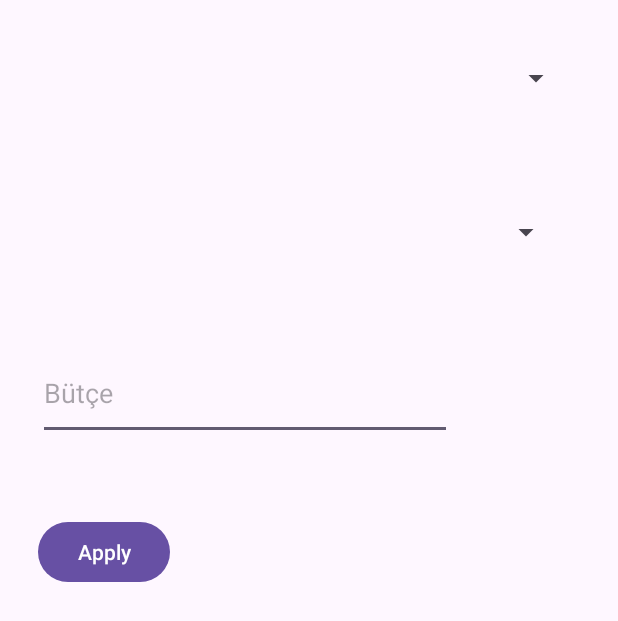
After one commit to baranselklnc/filter-purchase-app, an Android app: the layout filter_page.xml on its own in the app's theme, with its tools: preview values and no code run, on a phone screen of 412 x 824 dp. The commit adds this screen. Shown: the top 621 px of the screen. Run offline under Robolectric (Android 15) with nearby library versions, the light colour scheme and no system bars.

Commit message:
Filter modal was worked

```diff
--- a/app/src/main/res/layout/activity_main.xml
+++ b/app/src/main/res/layout/activity_main.xml
@@ -45,10 +45,10 @@
         app:spanCount="3" />
 
     <ImageButton
-        android:id="@+id/imageButton"
+        android:id="@+id/filterButton"
         android:layout_width="55dp"
         android:layout_height="33dp"
-        android:background="@drawable/filterr"
+        android:background="@drawable/filter"
         android:contentDescription="@string/filter"
         android:scaleType="center"
         app:layout_constraintBottom_toBottomOf="parent"
--- /dev/null
+++ b/app/src/main/res/layout/filter_page.xml
@@ -0,0 +1,60 @@
+<?xml version="1.0" encoding="utf-8"?>
+<LinearLayout
+    xmlns:android="http://schemas.android.com/apk/res/android"
+    xmlns:app="http://schemas.android.com/apk/res-auto"
+    xmlns:tools="http://schemas.android.com/tools"
+    android:layout_width="match_parent"
+    android:layout_height="match_parent"
+    android:orientation="vertical">
+
+    <Spinner
+        android:id="@+id/spinnerBrand"
+        android:layout_width="356dp"
+        android:layout_height="53dp"
+        android:layout_margin="25dp"
+        app:layout_constraintBottom_toBottomOf="parent"
+        app:layout_constraintEnd_toEndOf="parent"
+        app:layout_constraintHorizontal_bias="0.493"
+        app:layout_constraintStart_toStartOf="parent"
+        app:layout_constraintTop_toTopOf="parent"
+        app:layout_constraintVertical_bias="0.073" />
+
+    <Spinner
+        android:id="@+id/spinnerModel"
+        android:layout_width="349dp"
+        android:layout_height="51dp"
+        app:layout_constraintBottom_toBottomOf="parent"
+        app:layout_constraintEnd_toEndOf="parent"
+        app:layout_constraintStart_toStartOf="parent"
+        app:layout_constraintTop_toTopOf="parent"
+        app:layout_constraintVertical_bias="0.263"
+        android:layout_margin="25dp"/>
+
+    <EditText
+        android:id="@+id/priceFiltterEditText"
+        android:layout_width="276dp"
+        android:layout_height="62dp"
+        android:layout_margin="25dp"
+        android:ems="10"
+        android:hint="@string/butce"
+        android:inputType="number"
+        app:layout_constraintBottom_toBottomOf="parent"
+        app:layout_constraintEnd_toEndOf="parent"
+        app:layout_constraintHorizontal_bias="0.496"
+        app:layout_constraintStart_toStartOf="parent"
+        app:layout_constraintTop_toTopOf="parent"
+        app:layout_constraintVertical_bias="0.409" />
+
+    <Button
+        android:id="@+id/filterApplyButton"
+        android:layout_width="wrap_content"
+        android:layout_height="wrap_content"
+        android:text="@string/apply"
+        app:layout_constraintBottom_toBottomOf="parent"
+        app:layout_constraintEnd_toEndOf="parent"
+        app:layout_constraintStart_toStartOf="parent"
+        app:layout_constraintTop_toTopOf="parent"
+        app:layout_constraintVertical_bias="0.724"
+        android:layout_margin="25dp"/>
+
+</LinearLayout>
--- a/app/src/main/res/values/strings.xml
+++ b/app/src/main/res/values/strings.xml
@@ -1,4 +1,6 @@
 <resources>
     <string name="app_name">AysSoft</string>
     <string name="filter">Filter</string>
+    <string name="butce">Bütçe</string>
+    <string name="apply">Apply</string>
 </resources>
```
Also changed, not shown: app/src/main/java/com/example/ayssoft/view/MainActivity.kt (+87 -4 lines), app/src/main/res/drawable/filter.png (added), app/src/main/res/drawable/filterr.png (deleted), app/src/main/res/drawable/filtre.png (deleted).
